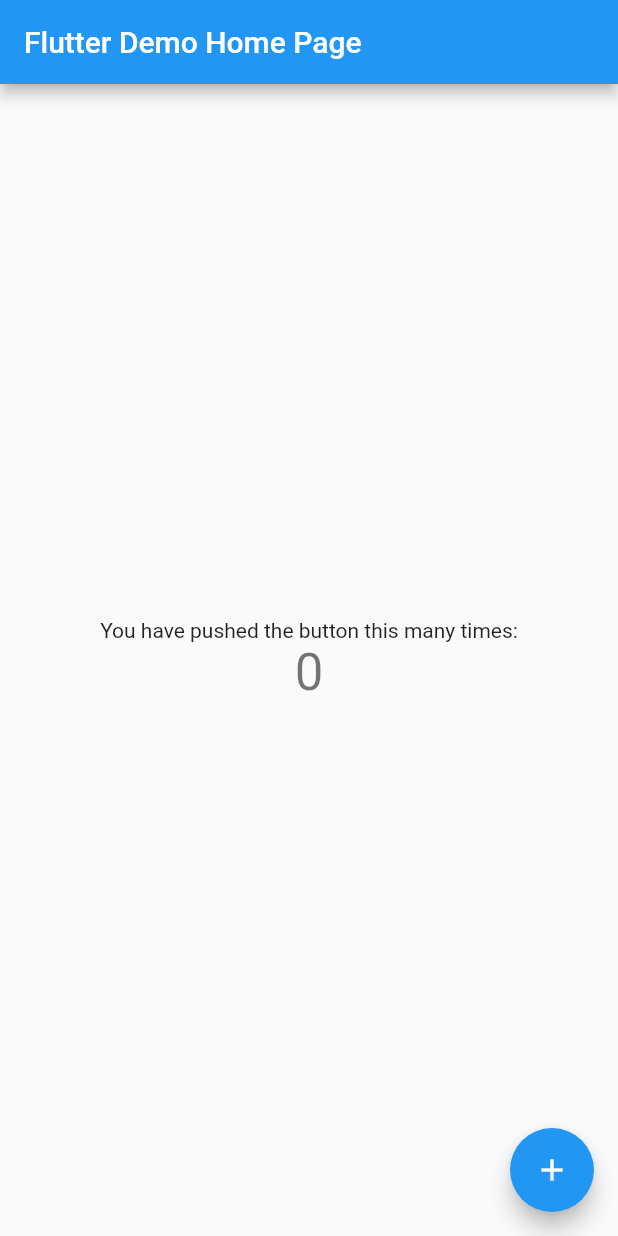
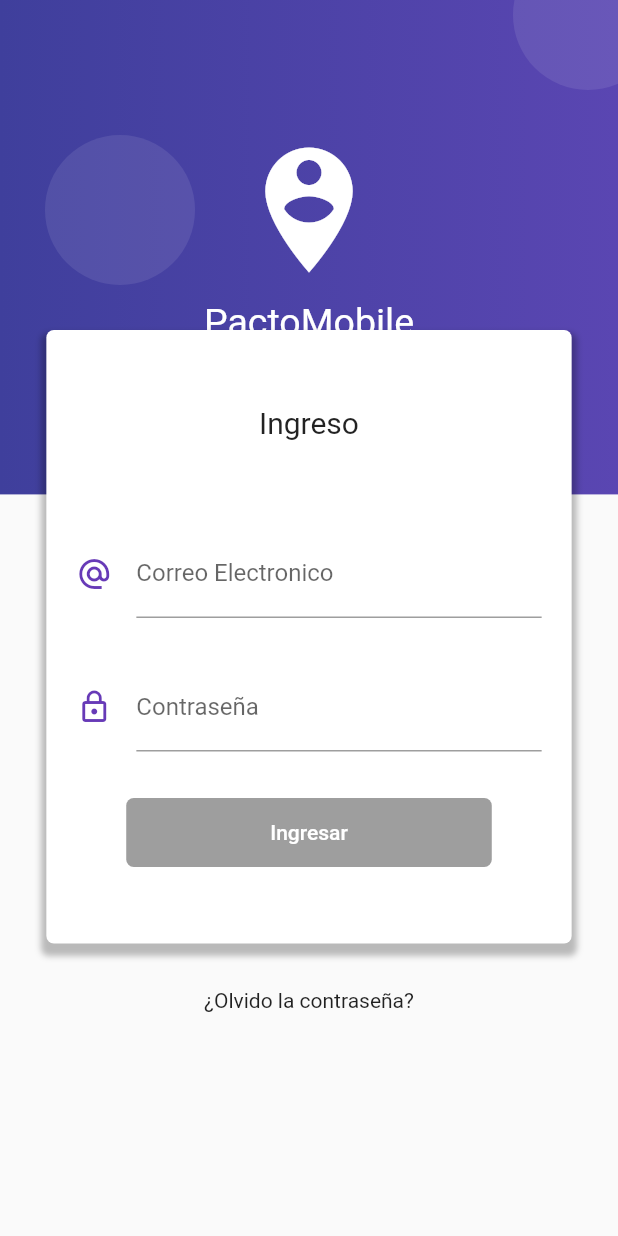
Before and after one commit to andm13/PactoMobile, a Flutter app: the screen it shows after launch, on a phone screen of 412 x 824 dp. Run offline on Flutter 3.47's test engine with Material 2 defaults, Android fonts, the phone set to English and light mode, and no system bars; our stand-ins replace rxdart, shared_preferences.

Commit message:
Login diseño y validadores, login funcionando en http, modelos, providers routes, utils ands blocs works

```diff
--- a/lib/main.dart
+++ b/lib/main.dart
@@ -1,117 +1,20 @@
 import 'package:flutter/material.dart';
+import 'package:pacto_movil/src/blocs/provider.dart';
+import 'package:pacto_movil/src/routes/routes.dart';
 
-void main() {
-  runApp(MyApp());
-}
+void main() => runApp(MyApp());
 
 class MyApp extends StatelessWidget {
-  // This widget is the root of your application.
   @override
   Widget build(BuildContext context) {
-    return MaterialApp(
-      title: 'Flutter Demo',
-      theme: ThemeData(
-        // This is the theme of your application.
-        //
-        // Try running your application with "flutter run". You'll see the
-        // application has a blue toolbar. Then, without quitting the app, try
-        // changing the primarySwatch below to Colors.green and then invoke
-        // "hot reload" (press "r" in the console where you ran "flutter run",
-        // or simply save your changes to "hot reload" in a Flutter IDE).
-        // Notice that the counter didn't reset back to zero; the application
-        // is not restarted.
-        primarySwatch: Colors.blue,
-        // This makes the visual density adapt to the platform that you run
-        // the app on. For desktop platforms, the controls will be smaller and
-        // closer together (more dense) than on mobile platforms.
-        visualDensity: VisualDensity.adaptivePlatformDensity,
+    return Provider(
+      child: MaterialApp(
+        debugShowCheckedModeBanner: false,
+        title: 'Pacto Mobile',
+        initialRoute: '/',
+        routes: getRoutesAplication(),
+        theme: ThemeData(primaryColor: Colors.deepPurple),
       ),
-      home: MyHomePage(title: 'Flutter Demo Home Page'),
     );
   }
 }
-
-class MyHomePage extends StatefulWidget {
-  MyHomePage({Key key, this.title}) : super(key: key);
-
-  // This widget is the home page of your application. It is stateful, meaning
-  // that it has a State object (defined below) that contains fields that affect
-  // how it looks.
-
-  // This class is the configuration for the state. It holds the values (in this
-  // case the title) provided by the parent (in this case the App widget) and
-  // used by the build method of the State. Fields in a Widget subclass are
-  // always marked "final".
-
-  final String title;
-
-  @override
-  _MyHomePageState createState() => _MyHomePageState();
-}
-
-class _MyHomePageState extends State<MyHomePage> {
-  int _counter = 0;
-
-  void _incrementCounter() {
-    setState(() {
-      // This call to setState tells the Flutter framework that something has
-      // changed in this State, which causes it to rerun the build method below
-      // so that the display can reflect the updated values. If we changed
-      // _counter without calling setState(), then the build method would not be
-      // called again, and so nothing would appear to happen.
-      _counter++;
-    });
-  }
-
-  @override
-  Widget build(BuildContext context) {
-    // This method is rerun every time setState is called, for instance as done
-    // by the _incrementCounter method above.
-    //
-    // The Flutter framework has been optimized to make rerunning build methods
-    // fast, so that you can just rebuild anything that needs updating rather
-    // than having to individually change instances of widgets.
-    return Scaffold(
-      appBar: AppBar(
-        // Here we take the value from the MyHomePage object that was created by
-        // the App.build method, and use it to set our appbar title.
-        title: Text(widget.title),
-      ),
-      body: Center(
-        // Center is a layout widget. It takes a single child and positions it
-        // in the middle of the parent.
-        child: Column(
-          // Column is also a layout widget. It takes a list of children and
-          // arranges them vertically. By default, it sizes itself to fit its
-          // children horizontally, and tries to be as tall as its parent.
-          //
-          // Invoke "debug painting" (press "p" in the console, choose the
-          // "Toggle Debug Paint" action from the Flutter Inspector in Android
-          // Studio, or the "Toggle Debug Paint" command in Visual Studio Code)
-          // to see the wireframe for each widget.
-          //
-          // Column has various properties to control how it sizes itself and
-          // how it positions its children. Here we use mainAxisAlignment to
-          // center the children vertically; the main axis here is the vertical
-          // axis because Columns are vertical (the cross axis would be
-          // horizontal).
-          mainAxisAlignment: MainAxisAlignment.center,
-          children: <Widget>[
-            Text(
-              'You have pushed the button this many times:',
-            ),
-            Text(
-              '$_counter',
-              style: Theme.of(context).textTheme.headline4,
-            ),
-          ],
-        ),
-      ),
-      floatingActionButton: FloatingActionButton(
-        onPressed: _incrementCounter,
-        tooltip: 'Increment',
-        child: Icon(Icons.add),
-      ), // This trailing comma makes auto-formatting nicer for build methods.
-    );
-  }
-}
--- /dev/null
+++ b/lib/src/blocs/login_bloc.dart
@@ -0,0 +1,31 @@
+import 'dart:async';
+import 'package:rxdart/rxdart.dart';
+import 'package:pacto_movil/src/blocs/validators.dart';
+
+class LoginBloc with Validators {
+  final _emailController = BehaviorSubject<String>();
+  final _passwordController = BehaviorSubject<String>();
+
+  // Recuperar los datos del Stream
+  Stream<String> get emailStream =>
+      _emailController.stream.transform(validarEmail);
+  Stream<String> get passwordStream =>
+      _passwordController.stream.transform(validarPassword);
+
+  // Validar los streams
+  Stream<bool> get formValidStream =>
+      Rx.combineLatest2(emailStream, passwordStream, (e, p) => true);
+
+  // Insertar valores al Stream
+  Function(String) get changeEmail => _emailController.sink.add;
+  Function(String) get changePassword => _passwordController.sink.add;
+
+  // Obtener ultimo valor ingresado a los streams
+  String get email => _emailController.value;
+  String get password => _passwordController.value;
+
+  dispose() {
+    _emailController?.close();
+    _passwordController?.close();
+  }
+}
--- /dev/null
+++ b/lib/src/blocs/provider.dart
@@ -0,0 +1,32 @@
+import 'package:flutter/material.dart';
+import 'package:pacto_movil/src/blocs/login_bloc.dart';
+import 'package:pacto_movil/src/blocs/user_bloc.dart';
+export 'package:pacto_movil/src/blocs/login_bloc.dart';
+
+class Provider extends InheritedWidget {
+  final loginBloc = LoginBloc();
+  final _userBloc = UserBloc();
+
+  static Provider _instancia;
+
+  factory Provider({Key key, Widget child}) {
+    if (_instancia == null) {
+      _instancia = new Provider._internal(key: key, child: child);
+    }
+
+    return _instancia;
+  }
+
+  Provider._internal({Key key, Widget child}) : super(key: key, child: child);
+
+  @override
+  bool updateShouldNotify(InheritedWidget oldWidget) => true;
+
+  static LoginBloc of(BuildContext context) {
+    return (context.dependOnInheritedWidgetOfExactType<Provider>().loginBloc);
+  }
+
+  static UserBloc userGlobal(BuildContext context) {
+    return (context.dependOnInheritedWidgetOfExactType<Provider>()._userBloc);
+  }
+}
--- /dev/null
+++ b/lib/src/models/user_model.dart
@@ -0,0 +1,69 @@
+import 'dart:convert';
+
+UserModel userModelFromJson(String str) => UserModel.fromJson(json.decode(str));
+
+String userModelToJson(UserModel data) => json.encode(data.toJson());
+
+class UserModel {
+  UserModel({
+    this.id,
+    this.password,
+    this.nombre,
+    this.apellido,
+    this.tlfm,
+    this.tlfc,
+    this.email,
+    this.hectareas,
+    this.sector,
+    this.barrio,
+    this.parroquia,
+    this.estado,
+    this.role,
+  });
+
+  String id;
+  String password;
+  String nombre;
+  String apellido;
+  String tlfm;
+  String tlfc;
+  String email;
+  int hectareas;
+  String barrio;
+  String sector;
+  String parroquia;
+  bool estado;
+  String role;
+
+  factory UserModel.fromJson(Map<String, dynamic> json) => UserModel(
+        id: json["_id"],
+        password: json["password"],
+        nombre: json["nombre"],
+        apellido: json["apellido"],
+        tlfm: json["tlfm"],
+        tlfc: json["tlfc"],
+        email: json["email"],
+        hectareas: json["hectareas"],
+        parroquia: json["parroquia"],
+        barrio: json["barrio"],
+        sector: json["sector"],
+        estado: json["estado"],
+        role: json["role"],
+      );
+
+  Map<String, dynamic> toJson() => {
+        "_id": id,
+        "password": password,
+        "nombre": nombre,
+        "apellido": apellido,
+        "tlfm": tlfm,
+        "tlfc": tlfc,
+        "email": email,
+        "hectareas": hectareas,
+        "barrio": barrio,
+        "parroquia": parroquia,
+        "sector": sector,
+        "estado": estado,
+        "role": role,
+      };
+}
--- /dev/null
+++ b/lib/src/pages/login_page.dart
@@ -0,0 +1,186 @@
+import 'package:flutter/material.dart';
+import 'package:pacto_movil/src/blocs/provider.dart';
+import 'package:pacto_movil/src/providers/user_provider.dart';
+import 'package:pacto_movil/src/utils/utils.dart';
+
+class LoginPage extends StatelessWidget {
+  @override
+  Widget build(BuildContext context) {
+    return Scaffold(
+        body: Stack(
+      children: <Widget>[_crearFonddo(context), _loginForm(context)],
+    ));
+  }
+
+  Widget _crearFonddo(BuildContext context) {
+    final size = MediaQuery.of(context).size;
+
+    final fondoMorado = Container(
+      height: size.height * 0.4,
+      width: double.infinity,
+      decoration: BoxDecoration(
+          gradient: LinearGradient(colors: <Color>[
+        Color.fromRGBO(63, 63, 156, 1.0),
+        Color.fromRGBO(90, 70, 178, 1.0)
+      ])),
+    );
+
+    final circulo = Container(
+      width: 100.0,
+      height: 100.0,
+      decoration: BoxDecoration(
+          borderRadius: BorderRadius.circular(100.0),
+          color: Color.fromRGBO(255, 255, 255, 0.09)),
+    );
+
+    return Stack(
+      children: [
+        fondoMorado,
+        Positioned(top: 90.0, left: 30.0, child: circulo),
+        Positioned(top: -40.0, right: -30.0, child: circulo),
+        Positioned(bottom: -50.0, right: -10.0, child: circulo),
+        Positioned(bottom: 120.0, right: 20.0, child: circulo),
+        Positioned(bottom: -50.0, left: -20.0, child: circulo),
+        Container(
+          padding: EdgeInsets.only(top: 90.0),
+          child: Column(
+            children: <Widget>[
+              Icon(Icons.person_pin_circle, color: Colors.white, size: 100.0),
+              SizedBox(
+                height: 10.0,
+                width: double.infinity,
+              ),
+              Text(
+                'PactoMobile',
+                style: TextStyle(color: Colors.white, fontSize: 25.0),
+              )
+            ],
+          ),
+        )
+      ],
+    );
+  }
+
+  Widget _loginForm(BuildContext context) {
+    final bloc = Provider.of(context);
+    final size = MediaQuery.of(context).size;
+
+    return SingleChildScrollView(
+      child: Column(
+        children: <Widget>[
+          SafeArea(
+              child: Container(
+            height: 190.0,
+          )),
+          Container(
+            width: size.width * 0.85,
+            margin: EdgeInsets.symmetric(vertical: 30.0),
+            padding: EdgeInsets.symmetric(vertical: 50.0),
+            decoration: BoxDecoration(
+                color: Colors.white,
+                borderRadius: BorderRadius.circular(5.0),
+                boxShadow: <BoxShadow>[
+                  BoxShadow(
+                      color: Colors.black26,
+                      blurRadius: 3.0,
+                      offset: Offset(0.0, 5.0),
+                      spreadRadius: 3.0)
+                ]),
+            child: Column(
+              children: <Widget>[
+                Text(
+                  'Ingreso',
+                  style: TextStyle(fontSize: 20.0),
+                ),
+                SizedBox(height: 60.0),
+                _crearEmail(bloc),
+                SizedBox(height: 30.0),
+                _crearPassword(bloc),
+                SizedBox(height: 30.0),
+                _crearBoton(context, bloc)
+              ],
+            ),
+          ),
+          Text('¿Olvido la contraseña?'),
+          SizedBox(
+            height: 100.0,
+          )
+        ],
+      ),
+    );
+  }
+
+  Widget _crearEmail(LoginBloc bloc) {
+    return StreamBuilder(
+      stream: bloc.emailStream,
+      builder: (BuildContext context, AsyncSnapshot snapshot) {
+        return Container(
+          padding: EdgeInsets.symmetric(horizontal: 20.0),
+          child: TextField(
+            keyboardType: TextInputType.emailAddress,
+            decoration: InputDecoration(
+                icon: Icon(Icons.alternate_email, color: Colors.deepPurple),
+                hintText: 'ejemplo@correo.com',
+                labelText: 'Correo Electronico',
+                counterText: snapshot.data,
+                errorText: snapshot.error),
+            onChanged: (valor) => bloc.changeEmail(valor),
+          ),
+        );
+      },
+    );
+  }
+
+  Widget _crearPassword(LoginBloc bloc) {
+    return StreamBuilder(
+      stream: bloc.passwordStream,
+      builder: (BuildContext context, AsyncSnapshot snapshot) {
+        return Container(
+          padding: EdgeInsets.symmetric(horizontal: 20.0),
+          child: TextField(
+            obscureText: true,
+            decoration: InputDecoration(
+                icon: Icon(Icons.lock_outline, color: Colors.deepPurple),
+                labelText: 'Contraseña',
+                errorText: snapshot.error),
+            onChanged: (valor) => bloc.changePassword(valor),
+          ),
+        );
+      },
+    );
+  }
+
+  Widget _crearBoton(BuildContext context, LoginBloc bloc) {
+    return StreamBuilder(
+      stream: bloc.formValidStream,
+      builder: (BuildContext context, AsyncSnapshot snapshot) {
+        return RaisedButton(
+            child: Container(
+              padding: EdgeInsets.symmetric(horizontal: 80.0, vertical: 15.0),
+              child: Text('Ingresar'),
+            ),
+            shape: RoundedRectangleBorder(
+                borderRadius: BorderRadius.circular(5.0)),
+            elevation: 0.0,
+            color: Colors.deepPurple,
+            textColor: Colors.white,
+            onPressed: snapshot.hasData ? () => _login(bloc, context) : null);
+      },
+    );
+  }
+
+  _login(LoginBloc bloc, BuildContext context) async {
+    final userProvider = UserProvider();
+
+    Map info = await userProvider.loginUser(bloc.email, bloc.password);
+
+    // final userBloc = Provider.userGlobal(context);
+
+    if (info['ok']) {
+      // userBloc.cargarUsuario(bloc.email);
+      Navigator.pushReplacementNamed(context, 'home');
+    } else {
+      mostrarAlerta(context, info['mensaje']);
+    }
+  }
+}
--- /dev/null
+++ b/lib/src/providers/user_global_provider.dart
@@ -0,0 +1,21 @@
+import 'dart:async';
+import 'dart:convert';
+import 'package:http/http.dart' as http;
+import 'package:crypto/crypto.dart' as crypto;
+import 'package:pacto_movil/src/models/user_model.dart';
+
+class UserGlobalProvider {
+  final String _url = 'https://restserver-pacto.herokuapp.com';
+
+  Future<UserModel> getUser(String correo) async {
+    final url = '${this._url}/usuario/${correo}';
+
+    final resp = await http.get(url);
+
+    final Map<String, dynamic> decodedData = json.decode(resp.body);
+
+    final user = UserModel.fromJson(decodedData);
+
+    return user;
+  }
+}
--- /dev/null
+++ b/lib/src/routes/routes.dart
@@ -0,0 +1,13 @@
+import 'package:flutter/material.dart';
+import 'package:pacto_movil/src/pages/home_page.dart';
+import 'package:pacto_movil/src/pages/login_page.dart';
+//Nuestras importaciones
+
+Map<String, WidgetBuilder> getRoutesAplication() {
+  final routes = <String, WidgetBuilder>{
+    '/': (BuildContext context) => LoginPage(),
+    'home': (BuildContext context) => HomePage(),
+  };
+
+  return routes;
+}
--- a/pubspec.yaml
+++ b/pubspec.yaml
@@ -28,6 +28,10 @@ dependencies:
   # The following adds the Cupertino Icons font to your application.
   # Use with the CupertinoIcons class for iOS style icons.
   cupertino_icons: ^1.0.0
+  rxdart: ^0.25.0
+  http: ^0.12.0+2
+  crypto: ^2.1.5
+  shared_preferences:
 
 dev_dependencies:
   flutter_test:
```
Also changed, not shown: lib/src/blocs/user_bloc.dart (added, +44 -0 lines), lib/src/blocs/validators.dart (added, +25 -0 lines), lib/src/pages/home_page.dart (added, +12 -0 lines), lib/src/providers/user_provider.dart (added, +44 -0 lines), lib/src/utils/utils.dart (added, +33 -0 lines), pubspec.lock, 1 other file.
